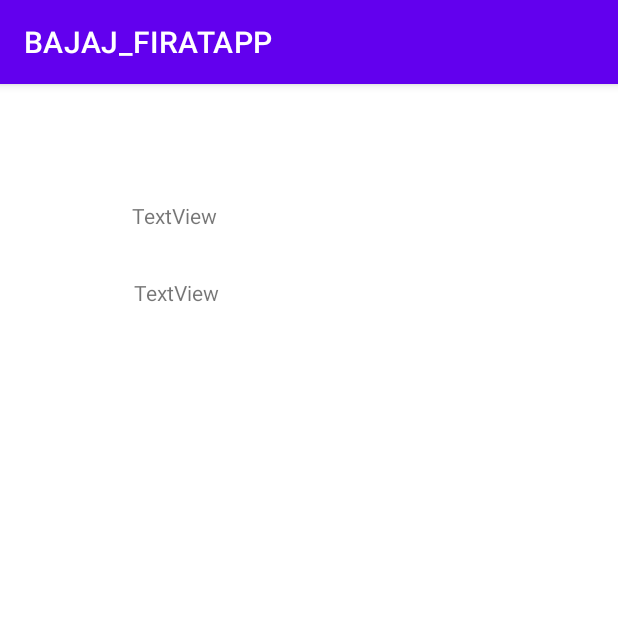
After one commit to vivekabhinav/BAJAJ_FIRATAPP, an Android app: the LocationActivity screen opened directly, with no data from a screen before it, on a phone screen of 412 x 824 dp, the top half of it. The commit adds this screen. Run offline under Robolectric (Android 15) with nearby library versions, the phone set to English and light mode, and no system bars.

Commit message:
location - latitude and longitude

```diff
--- a/app/build.gradle
+++ b/app/build.gradle
@@ -40,6 +40,7 @@ dependencies {
     implementation 'com.google.firebase:firebase-firestore:21.4.0'
     implementation 'com.google.firebase:firebase-firestore-ktx:24.0.1'
     implementation 'com.google.android.gms:play-services-maps:17.0.0'
+    implementation 'com.google.android.gms:play-services-location:18.0.0'
     testImplementation 'junit:junit:4.+'
     androidTestImplementation 'androidx.test.ext:junit:1.1.3'
     androidTestImplementation 'androidx.test.espresso:espresso-core:3.4.0'
--- /dev/null
+++ b/app/src/main/java/com/example/bajaj_firatapp/LocationActivity.kt
@@ -0,0 +1,140 @@
+package com.example.bajaj_firatapp
+
+import android.Manifest.permission.ACCESS_COARSE_LOCATION
+import android.annotation.SuppressLint
+import android.content.pm.PackageManager
+import android.content.pm.PackageManager.PERMISSION_GRANTED
+import androidx.appcompat.app.AppCompatActivity
+import android.os.Bundle
+import android.util.Log
+import android.view.View
+import android.widget.TextView
+import androidx.core.app.ActivityCompat
+import com.google.android.gms.location.FusedLocationProviderClient
+import com.google.android.gms.location.LocationServices
+
+class LocationActivity : AppCompatActivity() {
+    private val TAG = "MainActivity"
+    private val REQUEST_PERMISSIONS_REQUEST_CODE = 34
+
+    private lateinit var fusedLocationClient: FusedLocationProviderClient
+
+    private lateinit var latitudeText: TextView
+    private lateinit var longitudeText: TextView
+
+
+    override fun onCreate(savedInstanceState: Bundle?) {
+        super.onCreate(savedInstanceState)
+        setContentView(R.layout.activity_location)
+
+        latitudeText = findViewById(R.id.latitude_text)
+        longitudeText = findViewById(R.id.longitude_text)
+
+        fusedLocationClient = LocationServices.getFusedLocationProviderClient(this)
+    }
+
+    override fun onStart() {
+        super.onStart()
+
+        if (!checkPermissions()) {
+            requestPermissions()
+        } else {
+            getLastLocation()
+        }
+    }
+
+    private fun checkPermissions() =  //in kotlin if the method/function has only one line then { } can be replaced with =
+        ActivityCompat.checkSelfPermission(this, ACCESS_COARSE_LOCATION) == PERMISSION_GRANTED  //return type is boolean & its inferred
+
+
+    private fun requestPermissions() {
+        if (ActivityCompat.shouldShowRequestPermissionRationale(this, ACCESS_COARSE_LOCATION)) {
+            // Provide an additional rationale to the user. This would happen if the user denied the
+            // request previously, but didn't check the "Don't ask again" checkbox.
+            Log.i(TAG, "Displaying permission rationale to provide additional context.")
+            /*  showSnackbar(R.string.permission_rationale, android.R.string.ok, View.OnClickListener {
+                  // Request permission
+                  startLocationPermissionRequest()
+              })*/
+
+        } else {
+            // Request permission. It's possible this can be auto answered if device policy
+            // sets the permission in a given state or the user denied the permission
+            // previously and checked "Never ask again".
+            Log.i(TAG, "Requesting permission")
+            startLocationPermissionRequest()
+        }
+    }
+
+
+
+
+    private fun startLocationPermissionRequest() {
+        ActivityCompat.requestPermissions(this, arrayOf(ACCESS_COARSE_LOCATION),
+            REQUEST_PERMISSIONS_REQUEST_CODE)
+    }
+
+    override fun onRequestPermissionsResult(
+        requestCode: Int,
+        permissions: Array<String>,
+        grantResults: IntArray
+    ) {
+        super.onRequestPermissionsResult(requestCode, permissions, grantResults)
+        Log.i(TAG, "onRequestPermissionResult")
+        if (requestCode == REQUEST_PERMISSIONS_REQUEST_CODE) {
+            when {
+                // If user interaction was interrupted, the permission request is cancelled and you
+                // receive empty arrays.
+                grantResults.isEmpty() -> Log.i(TAG, "User interaction was cancelled.")
+
+                // Permission granted.
+                (grantResults[0] == PackageManager.PERMISSION_GRANTED) -> getLastLocation()
+
+                // Permission denied.
+
+                // Notify the user via a SnackBar that they have rejected a core permission for the
+                // app, which makes the Activity useless. In a real app, core permissions would
+                // typically be best requested during a welcome-screen flow.
+
+                // Additionally, it is important to remember that a permission might have been
+                // rejected without asking the user for permission (device policy or "Never ask
+                // again" prompts). Therefore, a user interface affordance is typically implemented
+                // when permissions are denied. Otherwise, your app could appear unresponsive to
+                // touches or interactions which have required permissions.
+                else -> {
+                    /*   showSnackbar(R.string.permission_denied_explanation, R.string.settings,
+                           View.OnClickListener {
+                               // Build intent that displays the App settings screen.
+                               val intent = Intent().apply {
+                                   action = Settings.ACTION_APPLICATION_DETAILS_SETTINGS
+                                   data = Uri.fromParts("package", APPLICATION_ID, null)
+                                   flags = Intent.FLAG_ACTIVITY_NEW_TASK
+                               }
+                               startActivity(intent)
+                           })*/
+                }
+            }
+        }
+    }
+
+    @SuppressLint("MissingPermission")
+    private fun getLastLocation() {
+        fusedLocationClient.lastLocation
+            .addOnCompleteListener { taskLocation ->
+                if (taskLocation.isSuccessful && taskLocation.result != null) {
+
+                    val location = taskLocation.result
+
+                    latitudeText.text = resources
+                        .getString(R.string.latitude_label, location?.latitude)
+                    longitudeText.text = resources
+                        .getString(R.string.longitude_label, location?.longitude)
+                } else {
+                    Log.w(TAG, "getLastLocation:exception", taskLocation.exception)
+                    // showSnackbar("no_location_detected")
+                }
+            }
+    }
+
+
+}
--- /dev/null
+++ b/app/src/main/res/layout/activity_location.xml
@@ -0,0 +1,29 @@
+<?xml version="1.0" encoding="utf-8"?>
+<androidx.constraintlayout.widget.ConstraintLayout xmlns:android="http://schemas.android.com/apk/res/android"
+    xmlns:app="http://schemas.android.com/apk/res-auto"
+    xmlns:tools="http://schemas.android.com/tools"
+    android:layout_width="match_parent"
+    android:layout_height="match_parent"
+    tools:context=".LocationActivity">
+
+    <TextView
+        android:id="@+id/latitude_text"
+        android:layout_width="wrap_content"
+        android:layout_height="wrap_content"
+        android:layout_marginStart="88dp"
+        android:layout_marginTop="78dp"
+        android:text="TextView"
+        app:layout_constraintStart_toStartOf="parent"
+        app:layout_constraintTop_toTopOf="parent" />
+
+    <TextView
+        android:id="@+id/longitude_text"
+        android:layout_width="wrap_content"
+        android:layout_height="wrap_content"
+        android:layout_marginStart="1dp"
+        android:layout_marginTop="32dp"
+        android:text="TextView"
+        app:layout_constraintStart_toStartOf="@+id/latitude_text"
+        app:layout_constraintTop_toBottomOf="@+id/latitude_text" />
+
+</androidx.constraintlayout.widget.ConstraintLayout>
--- a/app/src/main/res/values/strings.xml
+++ b/app/src/main/res/values/strings.xml
@@ -14,6 +14,8 @@
     <string name="duration">Custom Duration</string>
     <string name="go_to_sydney">Go to Sydney</string>
     <string name="go_to_bondi">Go to Bondi</string>
+    <string name="latitude_label">Latitude: %f</string>
+    <string name="longitude_label">Longitude: %f</string>
     <string name="map_not_ready">Map is not ready yet</string>
 
 </resources>
```
Also changed, not shown: app/src/main/AndroidManifest.xml (+13 -20 lines), app/src/main/java/com/example/bajaj_firatapp/MapsActivity.kt (+13 -9 lines).
